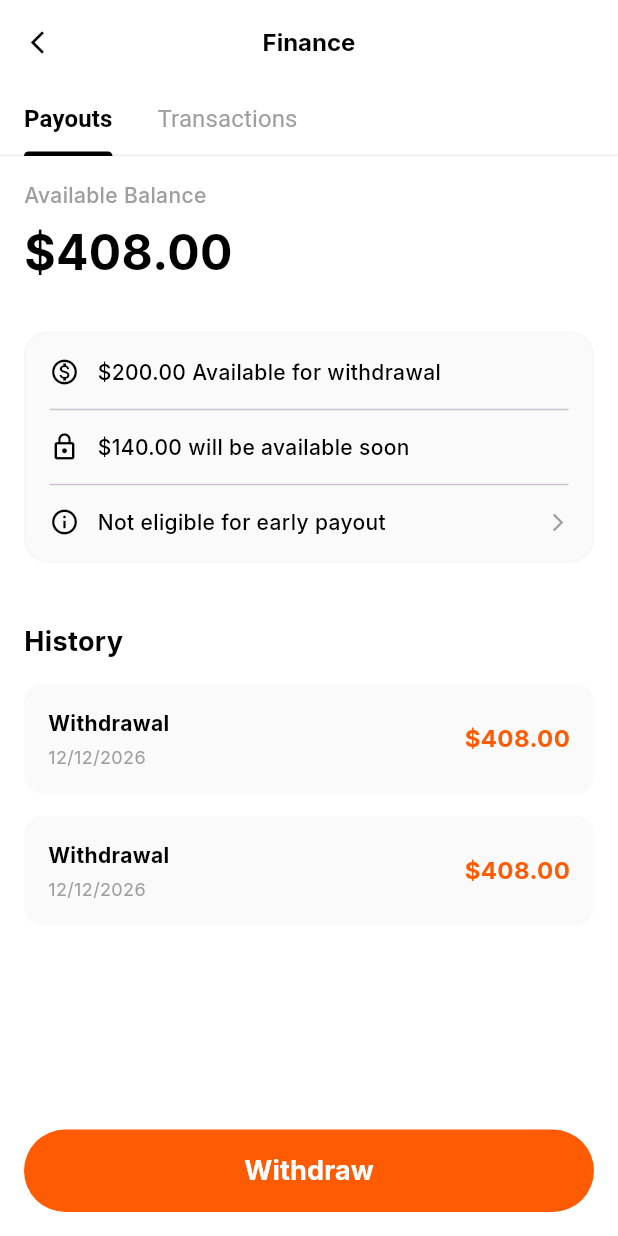
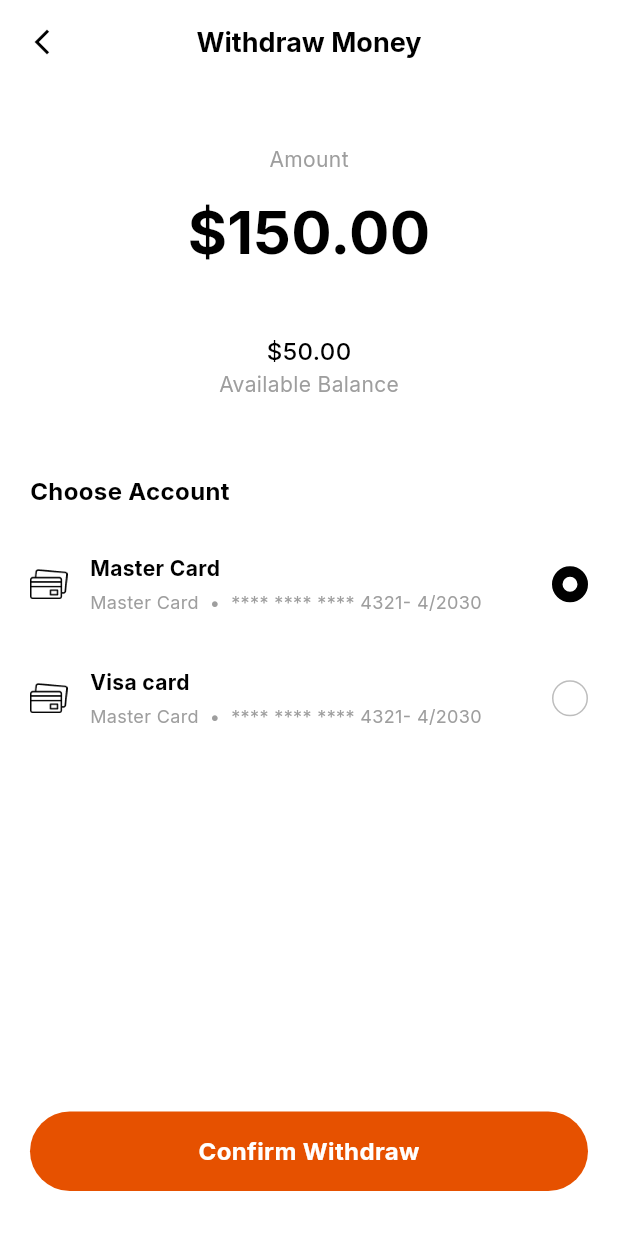
Before and after one commit to mdnirakib51/nunez_official_app, a Flutter app: the FinanceView screen opened by its route, after a tap on "Withdraw", on a phone screen of 412 x 824 dp. Run offline on Flutter 3.47's test engine with Material 3 defaults, Android fonts, the phone set to English and light mode, and no system bars; our stand-ins replace camera, connectivity_plus, device_info_plus, dio, get, google_fonts and 2 more; accounts and stored records are empty; network calls fail.

Commit message:
Seller Profile

```diff
--- a/lib/gen/assets.gen.dart
+++ b/lib/gen/assets.gen.dart
@@ -192,6 +192,11 @@ class $AssetsSocialIcGen {
 class $AssetsAppIconsButtomNavIcGen {
   const $AssetsAppIconsButtomNavIcGen();
 
+  /// File path: assets/app_icons/buttom_nav_ic/activity_active_ic.png
+  AssetGenImage get activityActiveIc => const AssetGenImage(
+    'assets/app_icons/buttom_nav_ic/activity_active_ic.png',
+  );
+
   /// File path: assets/app_icons/buttom_nav_ic/activity_ic.png
   AssetGenImage get activityIc =>
       const AssetGenImage('assets/app_icons/buttom_nav_ic/activity_ic.png');
@@ -224,6 +229,7 @@ class $AssetsAppIconsButtomNavIcGen {
 
   /// List of all assets
   List<AssetGenImage> get values => [
+    activityActiveIc,
     activityIc,
     categoriesActiveIc,
     categoriesIc,
--- a/lib/src/app/routes/app_route.dart
+++ b/lib/src/app/routes/app_route.dart
@@ -6,6 +6,8 @@ import '../../features/dashboard_features/search/view/search_screen.dart';
 import '../../features/dashboard_features/live_video/seller_profile/binding/seller_profile_binding.dart';
 import '../../features/dashboard_features/live_video/seller_profile/seller_profile_screen.dart';
 import '../../features/dashboard_features/live_video/seller_profile/product_details_screen.dart';
+import '../../features/dashboard_features/live_video/seller_profile/place_bid_screen.dart';
+import '../../features/dashboard_features/cart/view/cart_screen.dart';
 import '../../features/dashboard_features/live_video/live_video_view/payment_cards_screen.dart';
 import '../../features/dashboard_features/live_video/live_video_view/add_new_card_screen.dart';
 import '../../features/dashboard_features/live_video/live_video_view/add_payment_method_screen.dart';
@@ -54,6 +56,7 @@ import '../../features/profile/edit_profile/binding/edit_profile_binding.dart';
 import '../../features/profile/edit_profile/view/edit_profile_screen.dart';
 import '../../features/profile/finance/binding/finance_binding.dart';
 import '../../features/profile/finance/view/finance_view.dart';
+import '../../features/profile/finance/view/withdraw_money_screen.dart';
 import '../../features/profile/orders/binding/orders_binding.dart';
 import '../../features/profile/sales_analytics/binding/sales_analytics_binding.dart';
 import '../../features/profile/sales_analytics/view/sales_analytics_view.dart';
@@ -115,12 +118,14 @@ class AppRouteKeys {
   static const String sellerProfile = '/seller-profile';
   static const String sendTip      = '/send-tip';
   static const String productDetails = '/product-details';
+  static const String placeBid      = '/place-bid';
   static const String liveVideo    = '/live-video';
   static const String addPaymentMethod = '/add-payment-method';
   static const String paymentCards = '/payment-cards';
   static const String addNewCard = '/add-new-card';
   static const String categoryProduct = '/category-product';
   static const String search = '/search';
+  static const String cart = '/cart';
   static const String orderSummary = '/order-summary';
   static const String streamHub = '/stream-hub';
   static const String createListing = '/create-listing';
@@ -133,6 +138,7 @@ class AppRouteKeys {
   static const String previewListing = '/preview-listing';
   static const String liveStream = '/live-stream';
   static const String finance = '/finance';
+  static const String withdrawMoney = '/withdraw-money';
   static const String orders = '/orders';
   static const String salesAnalytics = '/sales-analytics';
   static const String shippingAddress = '/shipping-address';
@@ -193,12 +199,14 @@ class AppPages {
     ),
     GetPage(name: AppRouteKeys.sendTip, page: () => const SendTipScreen()),
     GetPage(name: AppRouteKeys.productDetails, page: () => ProductDetailsScreen(product: Get.arguments)),
+    GetPage(name: AppRouteKeys.placeBid, page: () => PlaceBidScreen(product: Get.arguments)),
     GetPage(name: AppRouteKeys.liveVideo, page: () => const LiveVideoScreen()),
     GetPage(name: AppRouteKeys.addPaymentMethod, page: () => const AddPaymentMethodScreen()),
     GetPage(name: AppRouteKeys.paymentCards, page: () => const PaymentCardsScreen()),
     GetPage(name: AppRouteKeys.addNewCard, page: () => const AddNewCardScreen()),
     GetPage(name: AppRouteKeys.categoryProduct, page: () => const CategoryProductScreen()),
     GetPage(name: AppRouteKeys.search, page: () => const SearchScreen()),
+    GetPage(name: AppRouteKeys.cart, page: () => const CartScreen()),
     GetPage(name: AppRouteKeys.orderSummary, page: () => OrderSummaryScreen(item: Get.arguments)),
     GetPage(
       name: AppRouteKeys.streamHub,
@@ -276,6 +284,10 @@ class AppPages {
       binding: FinanceBinding(),
     ),
     GetPage(
+      name: AppRouteKeys.withdrawMoney,
+      page: () => const WithdrawMoneyScreen(),
+    ),
+    GetPage(
       name: AppRouteKeys.orders,
       page: () => const OrdersView(),
       binding: OrdersBinding(),
--- a/lib/src/features/dashboard_features/live_video/seller_profile/controller/seller_profile_controller.dart
+++ b/lib/src/features/dashboard_features/live_video/seller_profile/controller/seller_profile_controller.dart
@@ -9,6 +9,8 @@ class SellerProfileController extends GetxController with GetSingleTickerProvide
     "Shows",
     "Reviews",
   ];
+
+  var selectedNotification = 0.obs;
 
   @override
   void onInit() {
--- a/lib/src/features/dashboard_features/live_video/seller_profile/product_details_screen.dart
+++ b/lib/src/features/dashboard_features/live_video/seller_profile/product_details_screen.dart
@@ -1,12 +1,11 @@
 import 'package:flutter/material.dart';
 import 'package:get/get.dart';
+import 'package:nunez_official_app/src/app/routes/app_route.dart';
 import '../../../../../gen/assets.gen.dart';
 import '../../../../global/constants/colors_resources.dart';
 import '../../../../global/global_widget/global_image_loader.dart';
 import '../../../../global/global_widget/global_sized_box.dart';
 import '../../../../global/global_widget/global_text.dart';
-import '../../cart/view/cart_screen.dart';
-import 'place_bid_screen.dart';
 
 class ProductDetailsScreen extends StatelessWidget {
   final Map<String, String> product;
@@ -267,7 +266,7 @@ class ProductDetailsScreen extends StatelessWidget {
                   sizedBoxH(10),
 
                   GestureDetector(
-                    onTap: () => Get.to(() => const CartScreen()),
+                    onTap: () => Get.toNamed(AppRouteKeys.cart),
                     child: Container(
                       width: double.infinity,
                       padding: const EdgeInsets.symmetric(vertical: 15),
--- a/lib/src/features/profile/finance/view/finance_view.dart
+++ b/lib/src/features/profile/finance/view/finance_view.dart
@@ -1,5 +1,6 @@
 import 'package:flutter/material.dart';
 import 'package:get/get.dart';
+import 'package:nunez_official_app/src/app/routes/app_route.dart';
 import 'package:nunez_official_app/src/global/components/global_appbar.dart';
 import '../../../../global/constants/colors_resources.dart';
 import '../../../../global/global_widget/global_sized_box.dart';
@@ -305,7 +306,7 @@ class _FinanceViewState extends State<FinanceView> with SingleTickerProviderStat
     return Padding(
       padding: const EdgeInsets.all(16),
       child: ElevatedButton(
-        onPressed: () {},
+        onPressed: () => Get.toNamed(AppRouteKeys.withdrawMoney),
         style: ElevatedButton.styleFrom(
           backgroundColor: ColorRes.appButtonColor,
           minimumSize: const Size(double.infinity, 55),
--- /dev/null
+++ b/lib/src/features/profile/finance/view/withdraw_money_screen.dart
@@ -0,0 +1,182 @@
+import 'package:flutter/material.dart';
+import 'package:get/get.dart';
+import '../../../../../gen/assets.gen.dart';
+import '../../../../global/constants/colors_resources.dart';
+import '../../../../global/global_widget/global_image_loader.dart';
+import '../../../../global/global_widget/global_sized_box.dart';
+import '../../../../global/global_widget/global_text.dart';
+
+class WithdrawMoneyScreen extends StatefulWidget {
+  const WithdrawMoneyScreen({super.key});
+
+  @override
+  State<WithdrawMoneyScreen> createState() => _WithdrawMoneyScreenState();
+}
+
+class _WithdrawMoneyScreenState extends State<WithdrawMoneyScreen> {
+  int selectedAccountIndex = 0;
+
+  @override
+  Widget build(BuildContext context) {
+    return Scaffold(
+      backgroundColor: ColorRes.white,
+      appBar: AppBar(
+        backgroundColor: ColorRes.white,
+        elevation: 0,
+        leading: IconButton(
+          onPressed: () => Get.back(),
+          icon: const Icon(Icons.arrow_back_ios_new, color: Colors.black, size: 20),
+        ),
+        title: const GlobalText(
+          str: "Withdraw Money",
+          fontWeight: FontWeight.bold,
+          fontSize: 18,
+        ),
+        centerTitle: true,
+      ),
+      body: Column(
+        children: [
+          Expanded(
+            child: SingleChildScrollView(
+              padding: const EdgeInsets.all(20),
+              child: Column(
+                children: [
+                  sizedBoxH(20),
+                  const GlobalText(
+                    str: "Amount",
+                    fontSize: 14,
+                    color: ColorRes.grey,
+                  ),
+                  sizedBoxH(10),
+                  const GlobalText(
+                    str: "\$150.00",
+                    fontSize: 40,
+                    fontWeight: FontWeight.bold,
+                  ),
+                  sizedBoxH(40),
+                  const GlobalText(
+                    str: "\$50.00",
+                    fontSize: 16,
+                    fontWeight: FontWeight.w500,
+                  ),
+                  const GlobalText(
+                    str: "Available Balance",
+                    fontSize: 14,
+                    color: ColorRes.grey,
+                  ),
+                  sizedBoxH(50),
+                  const Align(
+                    alignment: Alignment.centerLeft,
+                    child: GlobalText(
+                      str: "Choose Account",
+                      fontWeight: FontWeight.bold,
+                      fontSize: 16,
+                    ),
+                  ),
+                  sizedBoxH(20),
+                  _accountItem(
+                    index: 0,
+                    title: "Master Card",
+                    subtitle: "Master Card  •  **** **** **** 4321- 4/2030",
+                    icon: Assets.appIcons.liveVideoIc.payCardIc.path,
+                  ),
+                  sizedBoxH(15),
+                  _accountItem(
+                    index: 1,
+                    title: "Visa card",
+                    subtitle: "Master Card  •  **** **** **** 4321- 4/2030",
+                    icon: Assets.appIcons.liveVideoIc.payCardIc.path,
+                  ),
+                ],
+              ),
+            ),
+          ),
+          Padding(
+            padding: const EdgeInsets.all(20),
+            child: GestureDetector(
+              onTap: () {
+                Get.back();
+              },
+              child: Container(
+                width: double.infinity,
+                padding: const EdgeInsets.symmetric(vertical: 15),
+                decoration: BoxDecoration(
+                  color: Colors.orange.shade900,
+                  borderRadius: BorderRadius.circular(30),
+                ),
+                alignment: Alignment.center,
+                child: const GlobalText(
+                  str: "Confirm Withdraw",
+                  color: Colors.white,
+                  fontWeight: FontWeight.bold,
+                  fontSize: 16,
+                ),
+              ),
+            ),
+          ),
+          sizedBoxH(10),
+        ],
+      ),
+    );
+  }
+
+  Widget _accountItem({
+    required int index,
+    required String title,
+    required String subtitle,
+    required String icon,
+  }) {
+    bool isSelected = selectedAccountIndex == index;
+    return GestureDetector(
+      onTap: () {
+        setState(() {
+          selectedAccountIndex = index;
+        });
+      },
+      child: Container(
+        padding: const EdgeInsets.symmetric(vertical: 10),
+        color: Colors.transparent,
+        child: Row(
+          children: [
+            GlobalImageLoader(
+              imagePath: icon,
+              height: 25,
+              width: 25,
+              fit: BoxFit.contain,
+            ),
+            sizedBoxW(15),
+            Expanded(
+              child: Column(
+                crossAxisAlignment: CrossAxisAlignment.start,
+                children: [
+                  GlobalText(
+                    str: title,
+                    fontWeight: FontWeight.bold,
+                    fontSize: 14,
+                  ),
+                  sizedBoxH(4),
+                  GlobalText(
+                    str: subtitle,
+                    fontSize: 12,
+                    color: Colors.grey,
+                  ),
+                ],
+              ),
+            ),
+            Container(
+              height: 24,
+              width: 24,
+              decoration: BoxDecoration(
+                shape: BoxShape.circle,
+                border: Border.all(
+                  color: isSelected ? Colors.black : Colors.grey.shade400,
+                  width: isSelected ? 7 : 1,
+                ),
+              ),
+            ),
+          ],
+        ),
+      ),
+    );
+  }
+}
--- a/lib/src/global/bottom_nav_bar/controller/bottom_nav_bar_controller.dart
+++ b/lib/src/global/bottom_nav_bar/controller/bottom_nav_bar_controller.dart
@@ -40,7 +40,7 @@ class BottomNavBarController extends GetxController {
     NavItemModel(
       title: 'Activity',
       icon: Assets.appIcons.buttomNavIc.activityIc.path,
-      activeIcon: Assets.appIcons.buttomNavIc.activityIc.path
+      activeIcon: Assets.appIcons.buttomNavIc.activityActiveIc.path
     ),
     NavItemModel(
       title: 'Profile',
```
Also changed, not shown: lib/src/features/dashboard_features/live_video/seller_profile/seller_profile_screen.dart (+80 -6 lines), lib/src/features/dashboard_features/live_video/seller_profile/tab/shop_tab.dart (+5 -4 lines), assets/app_icons/buttom_nav_ic/activity_active_ic.png (added).
